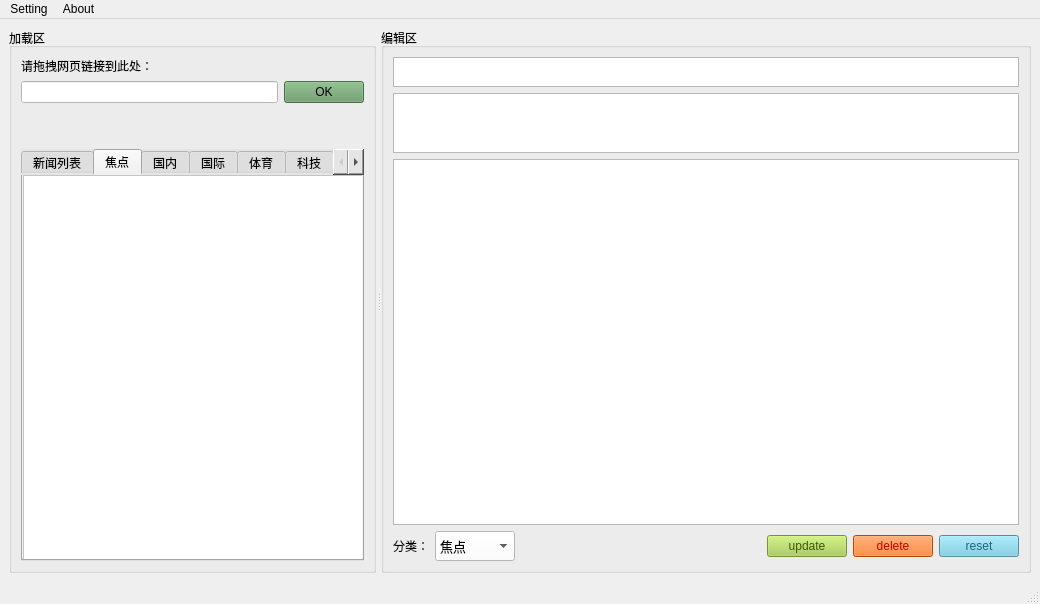
First picture: the form in news1.ui, repository youzipi/news-desktop, before the edit.
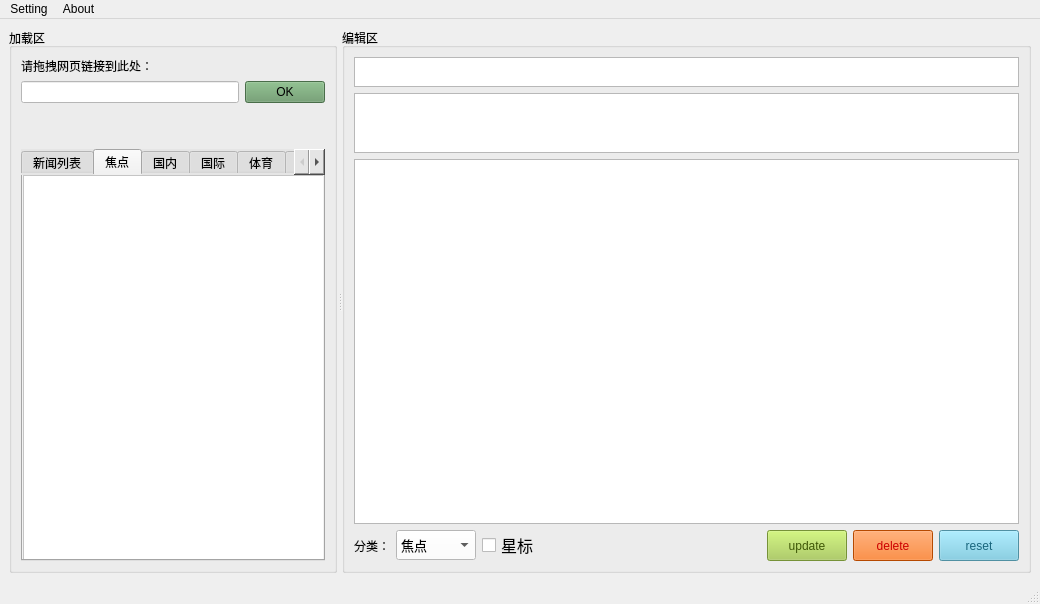
Second picture: the form after the edit. The open tabs and pages were chosen to show the change.

Commit message:
add 数据库配置，星标单选框
Ui_news1：
add
主窗口连接数据库配置
星标单选框

Patch:
```diff
--- a/news1.ui
+++ b/news1.ui
@@ -369,7 +369,7 @@
        </property>
        <property name="minimumSize">
         <size>
-         <width>200</width>
+         <width>450</width>
          <height>0</height>
         </size>
        </property>
@@ -454,6 +454,9 @@
         </item>
         <item>
          <layout class="QHBoxLayout" name="horizontalLayout_3">
+          <property name="sizeConstraint">
+           <enum>QLayout::SetFixedSize</enum>
+          </property>
           <item>
            <widget class="QLabel" name="label_2">
             <property name="sizePolicy">
@@ -528,6 +531,18 @@
             </item>
            </widget>
           </item>
+          <item>
+           <widget class="QCheckBox" name="checkBox">
+            <property name="font">
+             <font>
+              <pointsize>12</pointsize>
+             </font>
+            </property>
+            <property name="text">
+             <string>星标</string>
+            </property>
+           </widget>
+          </item>
           <item>
            <spacer name="horizontalSpacer">
             <property name="orientation">
@@ -538,16 +553,31 @@
             </property>
             <property name="sizeHint" stdset="0">
              <size>
-              <width>0</width>
-              <height>0</height>
+              <width>13</width>
+              <height>13</height>
              </size>
             </property>
            </spacer>
           </item>
           <item>
            <layout class="QHBoxLayout" name="horizontalLayout_2">
+            <property name="sizeConstraint">
+             <enum>QLayout::SetFixedSize</enum>
+            </property>
             <item>
              <widget class="QPushButton" name="updatebutton">
+              <property name="sizePolicy">
+               <sizepolicy hsizetype="Fixed" vsizetype="Fixed">
+                <horstretch>0</horstretch>
+                <verstretch>0</verstretch>
+               </sizepolicy>
+              </property>
+              <property name="minimumSize">
+               <size>
+                <width>75</width>
+                <height>31</height>
+               </size>
+              </property>
               <property name="styleSheet">
                <string notr="true">color: #3e5706;
 background: #a5cd4e;
@@ -561,6 +591,18 @@
             </item>
             <item>
              <widget class="QPushButton" name="deletebutton">
+              <property name="sizePolicy">
+               <sizepolicy hsizetype="Minimum" vsizetype="Fixed">
+                <horstretch>0</horstretch>
+                <verstretch>0</verstretch>
+               </sizepolicy>
+              </property>
+              <property name="minimumSize">
+               <size>
+                <width>75</width>
+                <height>31</height>
+               </size>
+              </property>
               <property name="styleSheet">
                <string notr="true">color:#CC0000;
 background:#FF6600;
@@ -574,6 +616,18 @@
             </item>
             <item>
              <widget class="QPushButton" name="resetbutton">
+              <property name="sizePolicy">
+               <sizepolicy hsizetype="Minimum" vsizetype="Fixed">
+                <horstretch>0</horstretch>
+                <verstretch>0</verstretch>
+               </sizepolicy>
+              </property>
+              <property name="minimumSize">
+               <size>
+                <width>75</width>
+                <height>31</height>
+               </size>
+              </property>
               <property name="styleSheet">
                <string notr="true">color: #19667d;
 background: #70c9e3;
```
Left out of the diff: 8 changed lines with no effect on the pictures. The commit also changes 7 other files.
